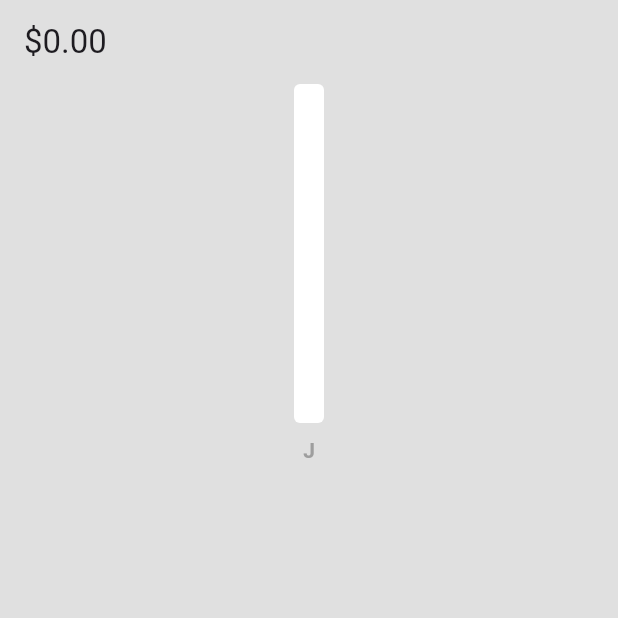
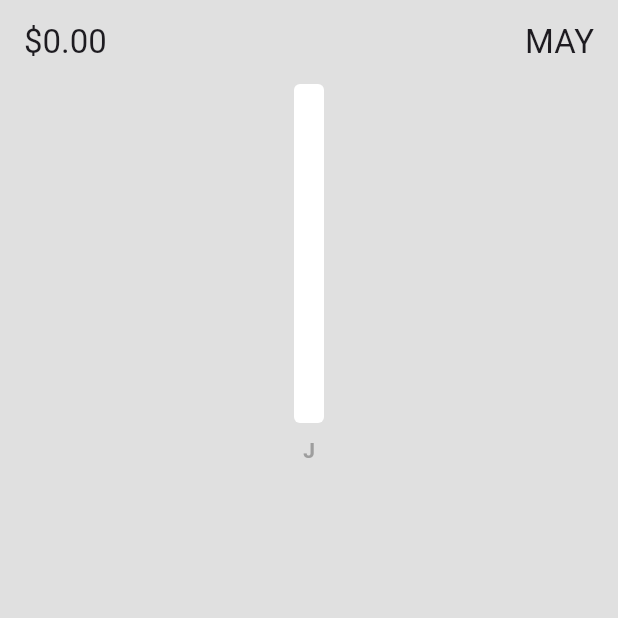
Before and after one commit to thales-vicente/expense-tracker, a Flutter app: the screen it shows after launch, on a phone screen of 412 x 824 dp, the top half of it. Run offline on Flutter 3.47's test engine with Material 3 defaults, Android fonts, the phone set to English and light mode, and no system bars; drawn by our look-alikes of fl_chart; our stand-ins replace flutter_slidable, isar; accounts and stored records are empty; generated files the repository leaves out were written again.

Commit message:
Display current month name alongside total expenses

```diff
--- a/lib/helper/helper_functions.dart
+++ b/lib/helper/helper_functions.dart
@@ -26,3 +26,23 @@ int calculateMonthCount(int startYear, startMonth, currentYear, currentMonth) {
       (currentYear - startYear) * 12 + currentMonth - startMonth + 1;
   return monthCount;
 }
+
+// TODO get the current month name
+String getCurrentMonthName() {
+  DateTime now = DateTime.now();
+  List<String> months = [
+    "JAN",
+    "FEB",
+    "MAR",
+    "APR",
+    "MAY",
+    "JUN",
+    "JULY",
+    "AUG",
+    "SEP",
+    "OCT",
+    "NOV",
+    "DEC",
+  ];
+  return months[now.month - 1];
+}
--- a/lib/pages/home_page.dart
+++ b/lib/pages/home_page.dart
@@ -176,11 +176,20 @@ class _HomePageState extends State<HomePage> {
               builder: (context, snapshot) {
                 // TODO loaded
                 if (snapshot.connectionState == ConnectionState.done) {
-                  return Text('\$' + snapshot.data!.toStringAsFixed(2));
+                  return Row(
+                    mainAxisAlignment: MainAxisAlignment.spaceBetween,
+                    children: [
+                      // TODO amount total
+                      Text('\$${snapshot.data!.toStringAsFixed(2)}'),
+
+                      // TODO month
+                      Text(getCurrentMonthName()),
+                    ],
+                  );
                 }
                 // TODO loading
                 else {
-                  return Text("loading..");
+                  return const Text("loading..");
                 }
               },
             ),
```
